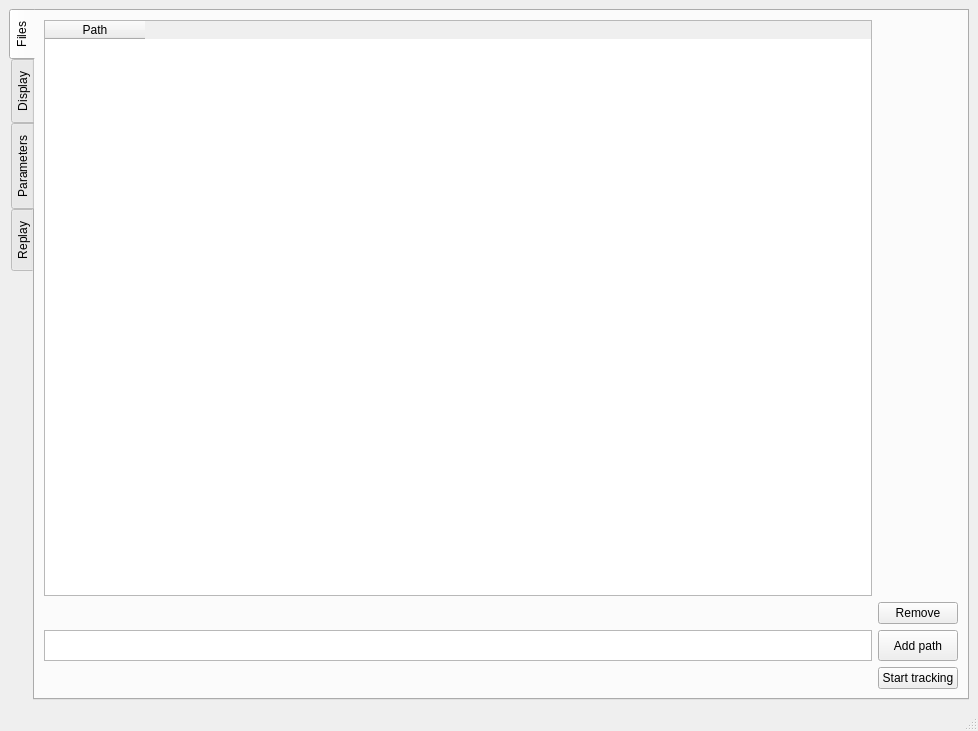
This is mainwindow.ui in FastTrackOrg/FastTrack as Qt 5 draws it before an edit. The edited form follows.
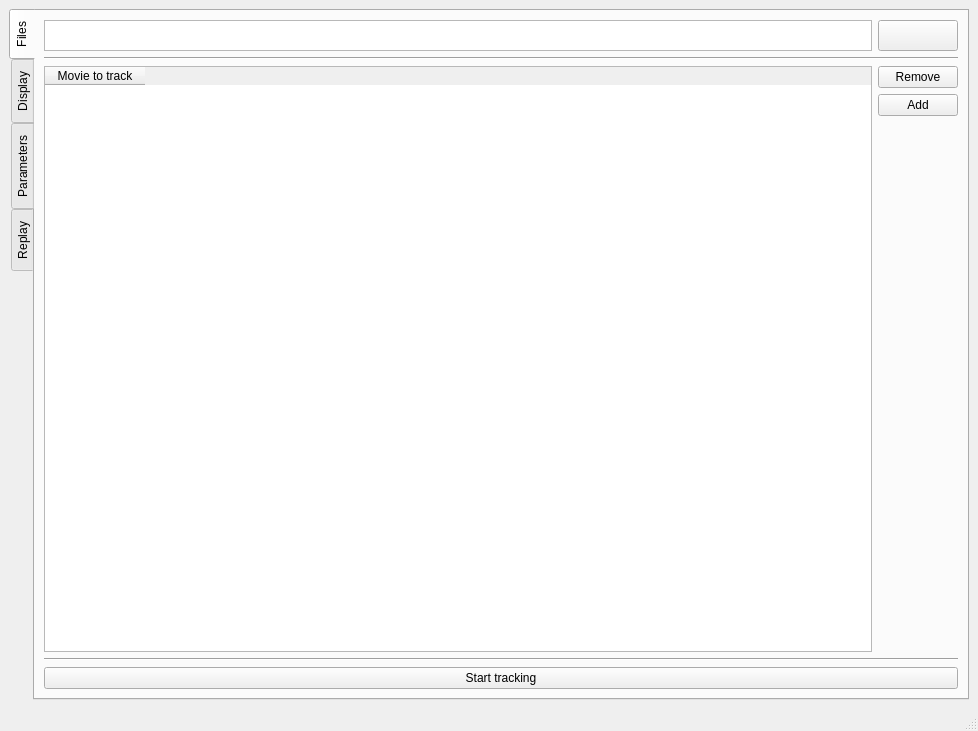
This is the edited form. The open tabs and pages were chosen to show the change.

Diff of the .ui file:
```diff
--- a/mainwindow.ui
+++ b/mainwindow.ui
@@ -29,28 +29,6 @@
        </attribute>
        <layout class="QGridLayout" name="gridLayout_4">
         <item row="0" column="0">
-         <widget class="QTableWidget" name="tablePath">
-          <column>
-           <property name="text">
-            <string>Path</string>
-           </property>
-          </column>
-         </widget>
-        </item>
-        <item row="1" column="1">
-         <widget class="QPushButton" name="removePath">
-          <property name="maximumSize">
-           <size>
-            <width>151</width>
-            <height>34</height>
-           </size>
-          </property>
-          <property name="text">
-           <string>Remove</string>
-          </property>
-         </widget>
-        </item>
-        <item row="2" column="0">
          <widget class="QTextEdit" name="textPathAdd">
           <property name="maximumSize">
            <size>
@@ -60,7 +38,49 @@
           </property>
          </widget>
         </item>
+        <item row="0" column="1">
+         <widget class="QPushButton" name="openPath">
+          <property name="maximumSize">
+           <size>
+            <width>151</width>
+            <height>34</height>
+           </size>
+          </property>
+          <property name="text">
+           <string/>
+          </property>
+         </widget>
+        </item>
+        <item row="1" column="0" colspan="2">
+         <widget class="Line" name="line_6">
+          <property name="orientation">
+           <enum>Qt::Horizontal</enum>
+          </property>
+         </widget>
+        </item>
+        <item row="2" column="0" rowspan="3">
+         <widget class="QTableWidget" name="tablePath">
+          <column>
+           <property name="text">
+            <string>Movie to track</string>
+           </property>
+          </column>
+         </widget>
+        </item>
         <item row="2" column="1">
+         <widget class="QPushButton" name="removePath">
+          <property name="maximumSize">
+           <size>
+            <width>151</width>
+            <height>34</height>
+           </size>
+          </property>
+          <property name="text">
+           <string>Remove</string>
+          </property>
+         </widget>
+        </item>
+        <item row="3" column="1">
          <widget class="QPushButton" name="addPath">
           <property name="maximumSize">
            <size>
@@ -69,18 +89,32 @@
            </size>
           </property>
           <property name="text">
-           <string>Add path</string>
+           <string>Add</string>
           </property>
          </widget>
         </item>
-        <item row="3" column="1">
+        <item row="4" column="1">
+         <spacer name="verticalSpacer_3">
+          <property name="orientation">
+           <enum>Qt::Vertical</enum>
+          </property>
+          <property name="sizeHint" stdset="0">
+           <size>
+            <width>20</width>
+            <height>506</height>
+           </size>
+          </property>
+         </spacer>
+        </item>
+        <item row="5" column="0" colspan="2">
+         <widget class="Line" name="line_5">
+          <property name="orientation">
+           <enum>Qt::Horizontal</enum>
+          </property>
+         </widget>
+        </item>
+        <item row="6" column="0" colspan="2">
          <widget class="QPushButton" name="startButton">
-          <property name="maximumSize">
-           <size>
-            <width>151</width>
-            <height>33</height>
-           </size>
-          </property>
           <property name="text">
            <string>Start tracking</string>
           </property>
```
Left out of the diff: 32 changed lines with no effect on the pictures.
